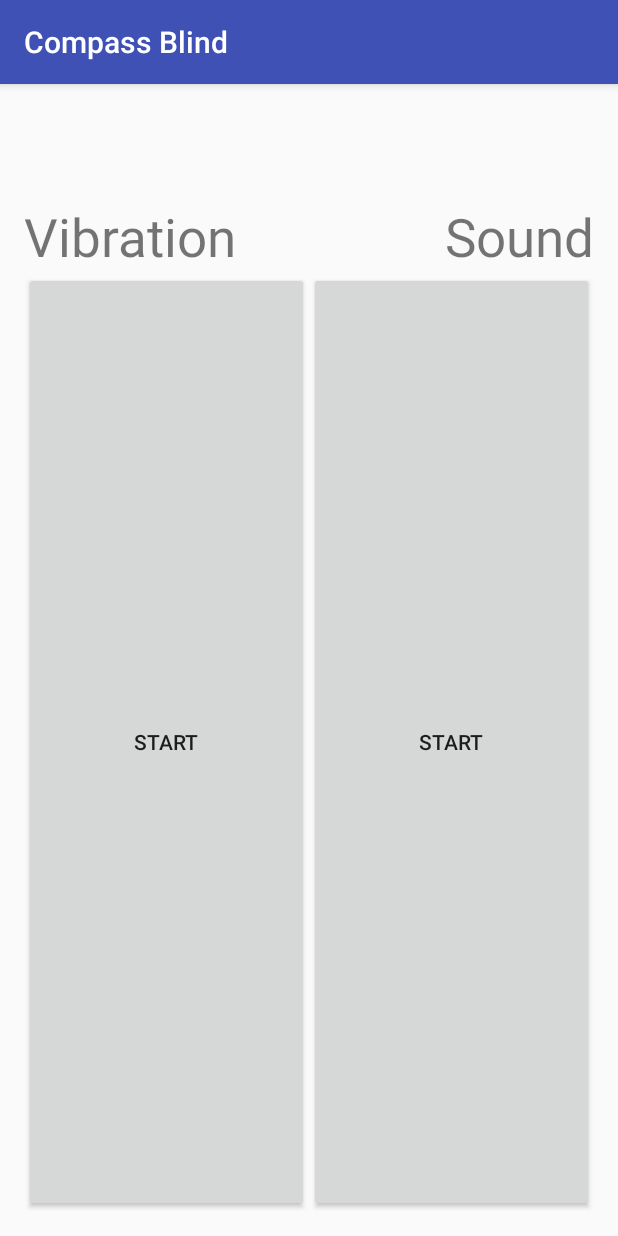
After one commit to MEHDIMYADI/CompassBlind, an Android app: the CompassBlindTwo screen opened directly, with no data from a screen before it, on a phone screen of 412 x 824 dp. The commit adds this screen. Run offline under Robolectric (Android 15) with nearby library versions, the phone set to English and light mode, and no system bars.

Commit message:
Update Compass Blind

```diff
--- a/app/src/main/AndroidManifest.xml
+++ b/app/src/main/AndroidManifest.xml
@@ -4,6 +4,7 @@
     package="ir.dimyadi.compassblind">
 
     <uses-permission android:name="android.permission.VIBRATE" />
+    <uses-permission android:name="android.permission.WAKE_LOCK"/>
 
     <application
         android:allowBackup="false"
@@ -20,6 +21,8 @@
                 <category android:name="android.intent.category.LAUNCHER" />
             </intent-filter>
         </activity>
+        <activity android:name=".CompassBlindOne" />
+        <activity android:name=".CompassBlindTwo"/>
     </application>
 
 </manifest>
--- /dev/null
+++ b/app/src/main/java/ir/dimyadi/compassblind/CompassBlindTwo.java
@@ -0,0 +1,121 @@
+package ir.dimyadi.compassblind;
+
+import android.annotation.SuppressLint;
+import android.hardware.Sensor;
+import android.hardware.SensorEvent;
+import android.hardware.SensorEventListener;
+import android.hardware.SensorManager;
+import android.media.MediaPlayer;
+import android.os.Bundle;
+import android.os.PowerManager;
+import android.os.PowerManager.WakeLock;
+import android.os.Vibrator;
+import android.view.View;
+import android.widget.Button;
+import android.widget.TextView;
+import android.widget.Toast;
+
+import androidx.appcompat.app.AppCompatActivity;
+
+/**
+ * @author MEHDI DIMYADI
+ * MEHDIMYADI
+ */
+
+public class CompassBlindTwo extends AppCompatActivity implements SensorEventListener {
+    Button mButtonOne, mButtonTwo;
+    TextView mCompass;
+    float mCalibrate, mCompassValue;
+    int mCount, mMaxVolume;
+    boolean mToggleVibrate, mToggleSound;
+    String mStart;
+    String mPause;
+    String mHeadPhones;
+    SensorManager mSensorManager;
+    MediaPlayer mSound;
+    Vibrator mVibrator;
+    WakeLock mWakeLock;
+
+    @SuppressLint("WrongConstant")
+    protected void onCreate(Bundle savedInstanceState) {
+        super.onCreate(savedInstanceState);
+        setContentView(R.layout.compass_blind_two);
+        mWakeLock = ((PowerManager) getSystemService("power")).newWakeLock(1, "CompassBlindTwo");
+        //mWakeLock.acquire();
+        mWakeLock.acquire(10*60*1000L /*10 minutes*/);
+        mSound = MediaPlayer.create(this, R.raw.sound);
+        mSound.setLooping(true);
+        mButtonOne = findViewById(R.id.mButtonVibrate);
+        mButtonTwo = findViewById(R.id.mButtonSound);
+        mCompass = findViewById(R.id.mTextCompass);
+        mVibrator = (Vibrator) getSystemService("vibrator");
+        mSensorManager = (SensorManager) getSystemService("sensor");
+        mMaxVolume = 181;
+        mCount = 0;
+        mCalibrate = 0.0f;
+        mStart = getResources().getString(R.string.start);
+        mPause = getResources().getString(R.string.pause);
+        mHeadPhones = getResources().getString(R.string.headphones);
+    }
+
+    @SuppressLint("DefaultLocale")
+    public void onSensorChanged(SensorEvent event) {
+        float vib;
+        mCompassValue = (float) Math.round(event.values[0]);
+        float degree = ((((float) Math.round(event.values[0])) - mCalibrate) + 360.0f) % 360.0f;
+        ((TextView) findViewById(R.id.mTextCompass)).setText(String.format("%.1f", degree));
+        if (degree > 180.0f) {
+            vib = 360.0f - degree;
+        } else {
+            vib = degree;
+        }
+        float volume = (float) (1.0d - (Math.log((double) (((float) mMaxVolume) - vib)) / Math.log((double) mMaxVolume)));
+        mSound.setVolume(volume, volume);
+        if (mCount == 1 && mToggleVibrate) {
+            autoVibrate((int) vib, 500);
+        }
+        mCount = (mCount + 1) % 2;
+    }
+
+    protected void onResume() {
+        super.onResume();
+        mSensorManager.registerListener(this, mSensorManager.getDefaultSensor(3), 3);
+    }
+
+    public void onAccuracyChanged(Sensor sensor, int accuracy) {
+    }
+
+    public void autoVibrate(int vib, int pause) {
+        mVibrator.vibrate(new long[]{0, (long) vib, (long) pause}, -1);
+    }
+
+    public void mToggleVibrate(View view) {
+        mToggleVibrate = !mToggleVibrate;
+        ((Button) findViewById(R.id.mButtonVibrate)).setText(mToggleVibrate ? mPause : mStart);
+    }
+
+    public void mToggleSound(View view) {
+        mToggleSound = !mToggleSound;
+        ((Button) findViewById(R.id.mButtonSound)).setText(mToggleSound ? mPause : mStart);
+        if (mToggleSound) {
+            mSound.start();
+            Toast.makeText(getApplicationContext(), mHeadPhones, Toast.LENGTH_SHORT).show();
+            return;
+        }
+        mSound.pause();
+    }
+
+    protected void onDestroy() {
+        super.onDestroy();
+        getDelegate().onDestroy();
+        mWakeLock.release();
+    }
+
+    @Override
+    public void onBackPressed() {
+        finish();
+        mSound.pause();
+        mToggleSound = false;
+        mToggleVibrate = false;
+    }
+}
--- /dev/null
+++ b/app/src/main/res/layout/compass_blind_two.xml
@@ -0,0 +1,77 @@
+<?xml version="1.0" encoding="utf-8"?>
+<RelativeLayout
+    android:paddingLeft="16dp"
+    android:paddingTop="16dp"
+    android:paddingRight="16dp"
+    android:paddingBottom="16dp"
+    android:layout_width="fill_parent"
+    android:layout_height="fill_parent"
+    xmlns:android="http://schemas.android.com/apk/res/android">
+
+    <TextView
+        android:textSize="40sp"
+        android:id="@+id/textView"
+        android:layout_width="wrap_content"
+        android:layout_height="wrap_content"
+        android:layout_marginBottom="55.0dip"
+        android:layout_alignParentTop="true"
+        android:layout_centerHorizontal="true" />
+
+    <TextView
+        android:textSize="40sp"
+        android:textColor="#000000"
+        android:id="@+id/mTextCompass"
+        android:layout_width="wrap_content"
+        android:layout_height="wrap_content"
+        android:layout_alignParentTop="true"
+        android:layout_centerHorizontal="true" />
+
+    <Button
+        android:id="@+id/mButtonVibrate"
+        android:layout_width="wrap_content"
+        android:layout_height="fill_parent"
+        android:text="@string/start"
+        android:layout_toLeftOf="@id/textView"
+        android:layout_below="@id/textView"
+        android:layout_alignParentLeft="true"
+        android:onClick="mToggleVibrate"
+        android:contentDescription="@string/compass_two_start_vibrate"
+        android:layout_toStartOf="@id/textView"
+        android:layout_alignParentStart="true" />
+
+    <Button
+        android:id="@+id/mButtonSound"
+        android:layout_width="wrap_content"
+        android:layout_height="fill_parent"
+        android:text="@string/start"
+        android:layout_toRightOf="@id/textView"
+        android:layout_alignTop="@id/mButtonVibrate"
+        android:layout_alignParentRight="true"
+        android:onClick="mToggleSound"
+        android:contentDescription="@string/compass_two_start_sound"
+        android:layout_alignParentEnd="true"
+        android:layout_toEndOf="@id/textView" />
+
+    <TextView
+        android:textSize="35sp"
+        android:id="@+id/textView2"
+        android:layout_width="wrap_content"
+        android:layout_height="wrap_content"
+        android:text="@string/vibration"
+        android:layout_above="@id/mButtonVibrate"
+        android:layout_alignParentLeft="true"
+        android:contentDescription="@string/vibration"
+        android:layout_alignParentStart="true" />
+
+    <TextView
+        android:textSize="35sp"
+        android:id="@+id/textView3"
+        android:layout_width="wrap_content"
+        android:layout_height="wrap_content"
+        android:text="@string/sound"
+        android:layout_alignTop="@id/textView2"
+        android:layout_alignRight="@id/mButtonSound"
+        android:contentDescription="@string/sound"
+        android:layout_alignEnd="@id/mButtonSound" />
+
+</RelativeLayout>
--- a/app/src/main/res/values/strings.xml
+++ b/app/src/main/res/values/strings.xml
@@ -10,4 +10,15 @@
     <string name="W">WEST</string>
     <string name="un_support_lang">Unsupported Language</string>
     <string name="error_speech">ERROR: Can not Speech Text</string>
+    <string name="start">Start</string>
+    <string name="pause">Pause</string>
+    <string name="headphones">Plug in headphones</string>
+    <string name="vibration">Vibration</string>
+    <string name="sound">Sound</string>
+    <string name="compass_one">Compass Blind One</string>
+    <string name="compass_blind_one">Start Compass Blind One</string>
+    <string name="compass_two">Compass Blind Two</string>
+    <string name="compass_blind_two">Start Compass Blind Two</string>
+    <string name="compass_two_start_vibrate">Start or stop vibrations</string>
+    <string name="compass_two_start_sound">Start or stop sound</string>
 </resources>
```
Also changed, not shown: app/src/main/java/ir/dimyadi/compassblind/CompassBlindOne.java (added, +170 -0 lines), app/src/main/java/ir/dimyadi/compassblind/MainActivity.java (+17 -149 lines), app/src/main/res/layout/compass_blind_one.xml (added, +21 -0 lines), app/src/main/res/layout/main_activity.xml (+16 -14 lines), 1 other file.
